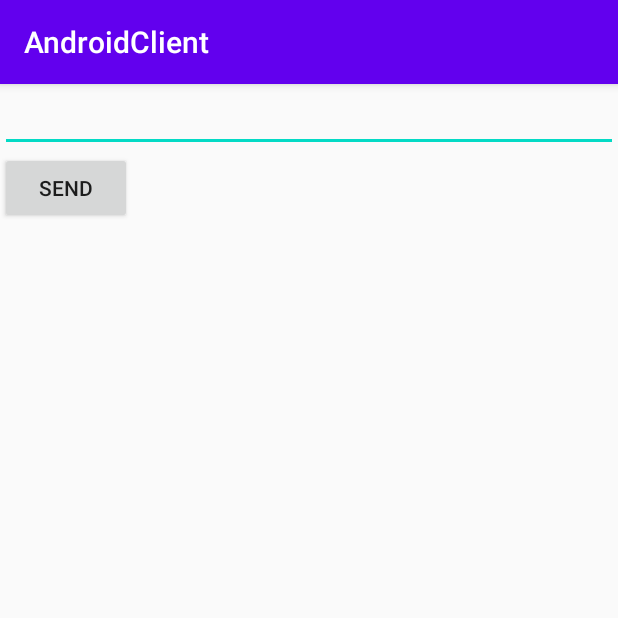
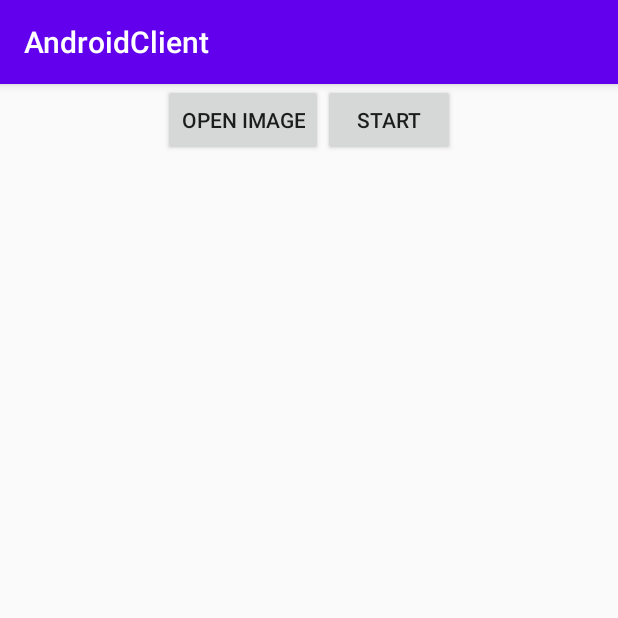
Before and after one commit to CreamNuts/MaskProject, an Android app: the screen it shows after launch (MainActivity), on a phone screen of 412 x 824 dp, the top half of it. Run offline under Robolectric (Android 15) with nearby library versions, the phone set to English and light mode, and no system bars.

Commit message:
feat: feat: Recv and send img for Android client.

```diff
--- a/AndroidClient/app/src/main/AndroidManifest.xml
+++ b/AndroidClient/app/src/main/AndroidManifest.xml
@@ -2,6 +2,7 @@
 <manifest xmlns:android="http://schemas.android.com/apk/res/android"
     package="com.example.androidclient">
     <uses-permission android:name="android.permission.INTERNET" />
+    <uses-permission android:name="android.permission.WRITE_EXTERNAL_STORAGE" android:required="true"/>
     <application
         android:allowBackup="true"
         android:icon="@mipmap/ic_launcher"
--- a/AndroidClient/app/src/main/java/com/example/androidclient/MainActivity.java
+++ b/AndroidClient/app/src/main/java/com/example/androidclient/MainActivity.java
@@ -1,27 +1,33 @@
 package com.example.androidclient;
 
+import androidx.annotation.Nullable;
 import androidx.appcompat.app.AppCompatActivity;
 
+import android.content.Intent;
+import android.graphics.Bitmap;
+import android.graphics.BitmapFactory;
+import android.media.Image;
 import android.os.Bundle;
 import android.view.View;
 import android.widget.Button;
-import android.widget.EditText;
+import android.widget.ImageView;
 import android.widget.Toast;
 
-import java.io.BufferedReader;
-import java.io.BufferedWriter;
+import java.io.ByteArrayOutputStream;
 import java.io.IOException;
-import java.io.InputStreamReader;
-import java.io.OutputStreamWriter;
-import java.io.PrintWriter;
+import java.io.InputStream;
+import java.io.ObjectInputStream;
+import java.io.ObjectOutputStream;
 import java.net.Socket;
 
 public class MainActivity extends AppCompatActivity {
-    private Socket sendSocket;
-    private BufferedReader networkReader;
-    private BufferedWriter networkWriter;
-    EditText sendText;
-    Button sendBtn;
+    private Socket socket;
+    private ObjectInputStream objInputStream;
+    private ObjectOutputStream objOutStream;
+    Image sendImg, recvImg;
+    ImageView sendImgView, recvImgView;
+    Button imgBtn, sendBtn;
+    private byte[] byteArray;
 
     private String IP = "155.230.93.237";
     private int PORT = 9898;
@@ -30,7 +36,7 @@ public class MainActivity extends AppCompatActivity {
     protected void onCreate(Bundle savedInstanceState) {
         super.onCreate(savedInstanceState);
         setContentView(R.layout.activity_main);
-        sendText = (EditText) findViewById(R.id.sendText);
+        imgBtn = (Button) findViewById(R.id.imgBtn);
         sendBtn = (Button) findViewById(R.id.sendBtn);
         ConnectThread connectThread = new ConnectThread();
         connectThread.start();
@@ -40,24 +46,75 @@ public class MainActivity extends AppCompatActivity {
     protected void onStop() {
         super.onStop();
         try {
-            sendSocket.close();
+            socket.close();
         } catch (IOException e) {
             e.printStackTrace();
         }
     }
 
-    public void SendMessage(View view) {
-        if (sendText.getText().toString() != null || !sendText.getText().toString().equals("")) {
-            new Thread() {
-                public void run() {
-                    PrintWriter printWriter = new PrintWriter(networkWriter, true);
-                    String sendMsg = sendText.getText().toString();
-                    printWriter.println(sendMsg);
+    //이미지 불러오기
+    public void setImg(View view) {
+        Intent imgIntent = new Intent();
+        imgIntent.setType("image/*");
+        imgIntent.setAction(Intent.ACTION_GET_CONTENT);
+        startActivityForResult(imgIntent, 1);
+    }
+
+    @Override
+    protected void onActivityResult(int requestCode, int resultCode, @Nullable Intent data) {
+        super.onActivityResult(requestCode, resultCode, data);
+        if (requestCode == 1) {
+            if (resultCode == RESULT_OK) {
+                try {
+                    InputStream inStream = getContentResolver().openInputStream(data.getData());
+                    Bitmap sendImgBitmap = BitmapFactory.decodeStream(inStream);
+                    inStream.close();
+                    sendImgView.setImageBitmap(sendImgBitmap);
+
+                    ByteArrayOutputStream byteArrayOutputStream = new ByteArrayOutputStream();
+                    sendImgBitmap.compress(Bitmap.CompressFormat.PNG, 100, byteArrayOutputStream);
+                    byteArray = byteArrayOutputStream.toByteArray();
+                } catch (Exception e) {
+                    e.printStackTrace();
                 }
-            }.start();
+            }
         }
     }
 
+    //이미지 보내기
+    public void SendMessage(View view) {
+        new Thread() {
+            public void run() {
+                //이미지 전송
+                try {
+                    objOutStream = new ObjectOutputStream(socket.getOutputStream());
+                    objOutStream.writeObject(byteArray);
+                    objOutStream.close();
+                } catch (IOException e) {
+                    e.printStackTrace();
+                }
+                recvImgThread.start();
+            }
+        }.start();
+    }
+
+    //이미지 받기
+    private Thread recvImgThread = new Thread() {
+
+        public void run() {
+            try {
+                objInputStream = new ObjectInputStream(socket.getInputStream());
+                byte[] inputData = (byte[]) objInputStream.readObject();
+                objInputStream.close();
+                Bitmap recvImgBitmap = BitmapFactory.decodeByteArray(byteArray, 0, byteArray.length);
+                recvImgView.setImageBitmap(Bitmap.createScaledBitmap(recvImgBitmap, recvImgView.getWidth(), recvImgView.getHeight(), false));
+            } catch (Exception ex) {
+                ex.printStackTrace();
+            }
+        }
+    };
+
+    //소켓 연결
     class ConnectThread extends Thread {
 
         public ConnectThread() {
@@ -65,37 +122,19 @@ public class MainActivity extends AppCompatActivity {
 
         public void run() {
             try {
-                //소켓
-                sendSocket = new Socket(IP, PORT);
-                //Writer Reader 설정
-                networkWriter = new BufferedWriter(new OutputStreamWriter(sendSocket.getOutputStream()));
-                networkReader = new BufferedReader(new InputStreamReader(sendSocket.getInputStream()));
-
+                //소켓 설정
+                socket = new Socket(IP, PORT);
                 runOnUiThread(new Runnable() {
                     @Override
                     public void run() {
                         Toast.makeText(getApplicationContext(), "Connected", Toast.LENGTH_LONG).show();
                     }
                 });
-
-                StartChat.start();
             } catch (IOException ex) {
                 ex.printStackTrace();
             }
         }
     }
 
-    private Thread StartChat = new Thread() {
 
-        public void run() {
-            try {
-                String SendMessage;
-                while (true) {
-                    SendMessage = networkReader.readLine();
-                }
-            } catch (Exception ex) {
-                ex.printStackTrace();
-            }
-        }
-    };
 }
--- a/AndroidClient/app/src/main/res/layout/activity_main.xml
+++ b/AndroidClient/app/src/main/res/layout/activity_main.xml
@@ -7,16 +7,48 @@
     android:orientation="vertical"
     tools:context=".MainActivity">
 
-    <EditText
-        android:id="@+id/sendText"
+    <LinearLayout
         android:layout_width="match_parent"
-        android:layout_height="wrap_content" />
+        android:layout_height="wrap_content"
+        android:orientation="horizontal"
+        android:gravity="center_horizontal">
 
-    <Button
-        android:id="@+id/sendBtn"
-        android:layout_width="wrap_content"
+        <ImageView
+            android:id="@+id/sendImg"
+            android:layout_width="0dp"
+            android:layout_height="0dp"
+            android:layout_weight="1"
+            android:layout_centerHorizontal="true"/>
+
+        <ImageView
+            android:id="@+id/recvImg"
+            android:layout_width="0dp"
+            android:layout_height="0dp"
+            android:layout_weight="1"
+            android:layout_centerHorizontal="true"/>
+
+    </LinearLayout>
+
+    <LinearLayout
+        android:layout_width="match_parent"
         android:layout_height="wrap_content"
-        android:text="Send"
-        android:onClick="SendMessage"/>
+        android:orientation="horizontal"
+        android:gravity="center_horizontal">
+
+        <Button
+            android:id="@+id/imgBtn"
+            android:layout_width="wrap_content"
+            android:layout_height="wrap_content"
+            android:text="Open Image"
+            android:onClick="setImg"/>
+
+        <Button
+            android:id="@+id/sendBtn"
+            android:layout_width="wrap_content"
+            android:layout_height="wrap_content"
+            android:text="Start"
+            android:onClick="SendMessage"/>
+
+    </LinearLayout>
 
 </LinearLayout>
```
